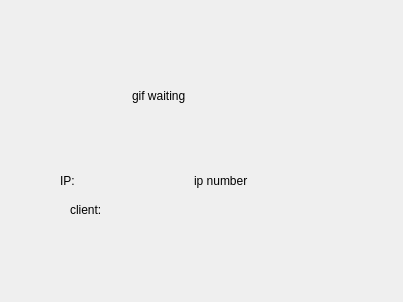
Old version of the form server.ui in the repository Mahrokh-M/SkullKing_Never-Executable_7.
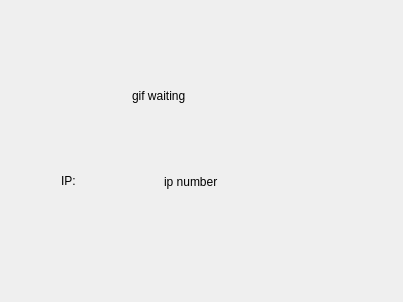
New version of the form.

Commit message: connecting server and client added

```diff
--- a/server.ui
+++ b/server.ui
@@ -29,55 +29,29 @@
   <widget class="QLabel" name="connected_client">
    <property name="geometry">
     <rect>
-     <x>90</x>
-     <y>240</y>
-     <width>231</width>
+     <x>61</x>
+     <y>171</y>
+     <width>16</width>
      <height>20</height>
     </rect>
    </property>
    <property name="text">
-    <string/>
+    <string>IP:</string>
    </property>
   </widget>
   <widget class="QLabel" name="label_5">
    <property name="geometry">
     <rect>
-     <x>70</x>
-     <y>200</y>
-     <width>63</width>
-     <height>20</height>
+     <x>164</x>
+     <y>171</y>
+     <width>211</width>
+     <height>21</height>
     </rect>
    </property>
    <property name="text">
-    <string>client:</string>
+    <string>ip number</string>
    </property>
   </widget>
-  <widget class="QWidget" name="">
-   <property name="geometry">
-    <rect>
-     <x>60</x>
-     <y>170</y>
-     <width>261</width>
-     <height>22</height>
-    </rect>
-   </property>
-   <layout class="QHBoxLayout" name="horizontalLayout">
-    <item>
-     <widget class="QLabel" name="label_2">
-      <property name="text">
-       <string>IP:</string>
-      </property>
-     </widget>
-    </item>
-    <item>
-     <widget class="QLabel" name="label_3">
-      <property name="text">
-       <string>ip number</string>
-      </property>
-     </widget>
-    </item>
-   </layout>
-  </widget>
  </widget>
  <resources/>
  <connections/>
```
Left out of the diff: 6 changed lines with no effect on the pictures. The commit also changes 13 other files.
